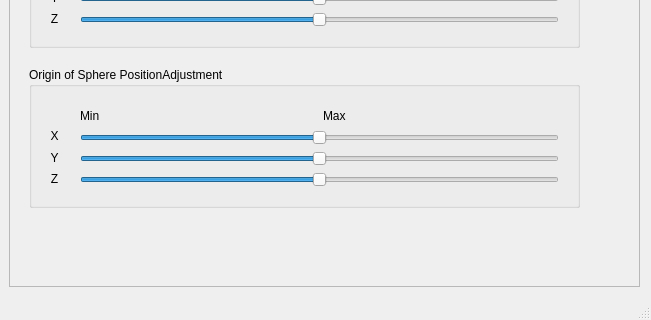
Qt form mainwindowform.ui (kavindukk/Ball_Fountain) before a commit; both pictures show x 639 to 1290 and y 383 to 703 of the 1290 by 703 pixel window.
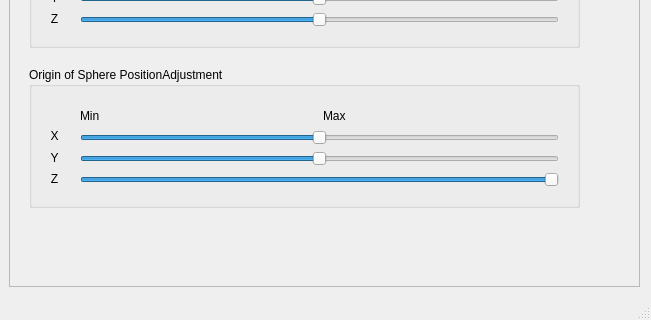
The same form after that commit. Icons and pictures are not drawn. Custom widgets are drawn as their Qt base class.

Commit message: CmakeList corrected

The edit to the form file:
```diff
--- a/mainwindowform.ui
+++ b/mainwindowform.ui
@@ -145,7 +145,7 @@
          <x>60</x>
          <y>40</y>
          <width>511</width>
-         <height>16</height>
+         <height>19</height>
         </rect>
        </property>
        <layout class="QHBoxLayout" name="horizontalLayout_6">
@@ -541,7 +541,7 @@
               <number>1000</number>
              </property>
              <property name="value">
-              <number>0</number>
+              <number>1000</number>
              </property>
              <property name="orientation">
               <enum>Qt::Horizontal</enum>
```
Left out of the diff: 4 changed lines with no effect on the pictures. The commit also changes 2 other files.
